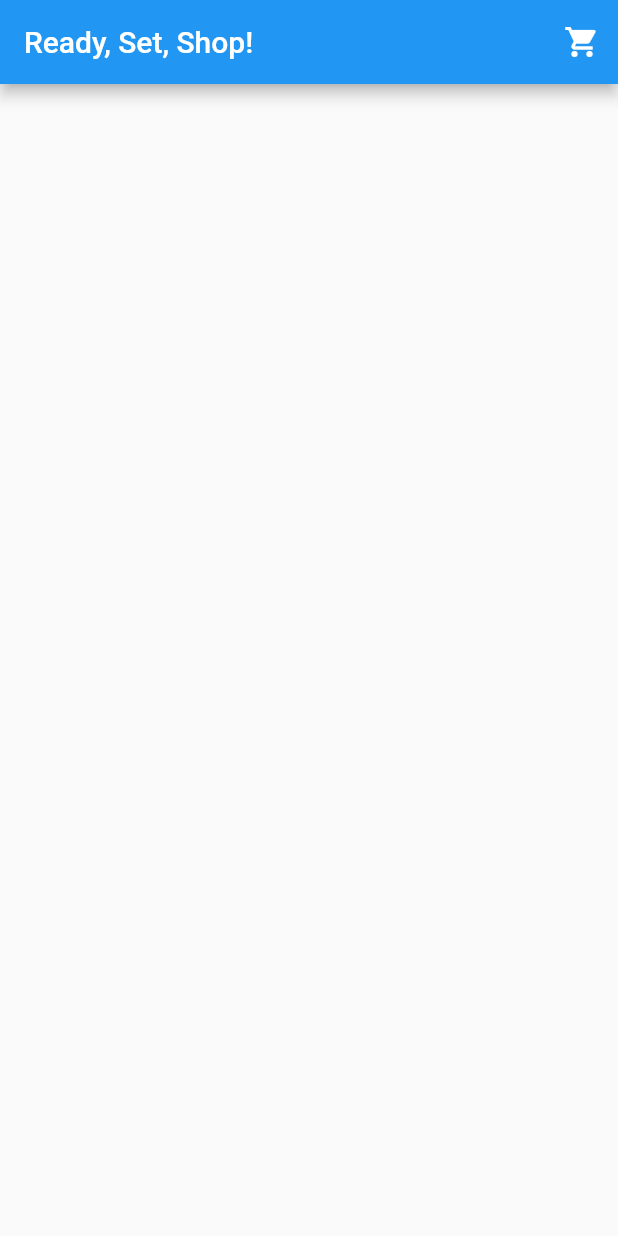
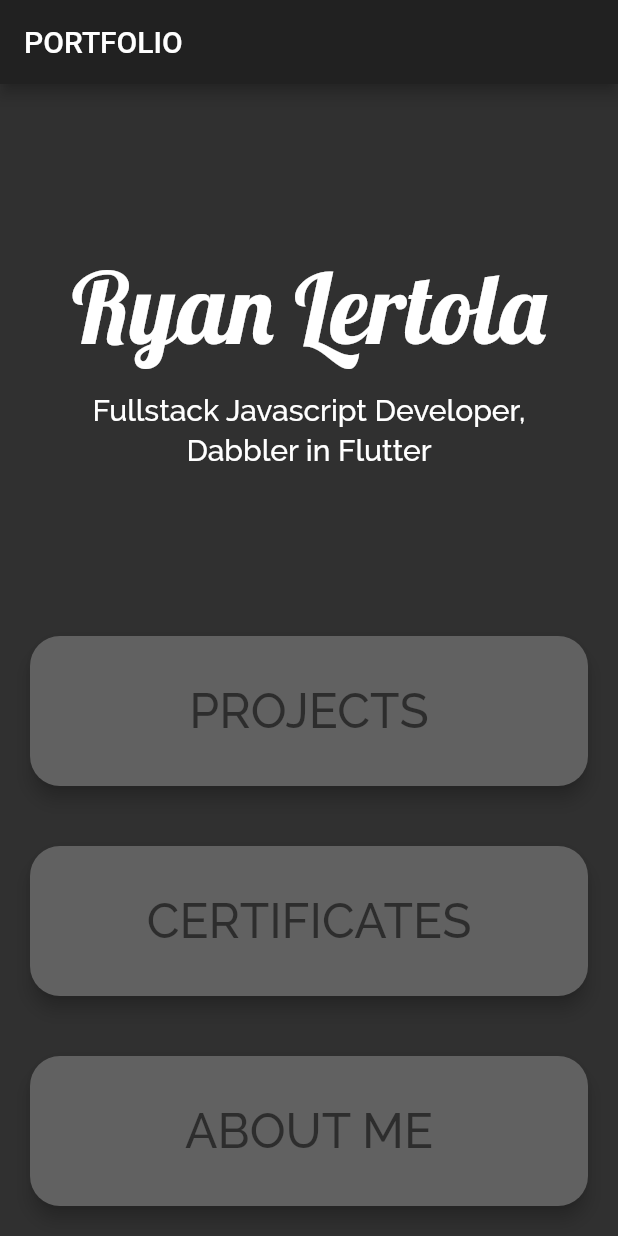
Before and after one commit to rlertola/flutter-portfolio, a Flutter app: the screen it shows after launch, on a phone screen of 412 x 824 dp. Run offline on Flutter 3.47's test engine with Material 2 defaults, Android fonts, the phone set to English and light mode, and no system bars.

Commit message:
Welcome screen

```diff
--- /dev/null
+++ b/lib/big_button.dart
@@ -0,0 +1,33 @@
+import 'package:flutter/material.dart';
+
+class BigButton extends StatelessWidget {
+  BigButton({this.title, this.onPress});
+
+  final String title;
+  final Function onPress;
+
+  @override
+  Widget build(BuildContext context) {
+    return Padding(
+      padding: EdgeInsets.all(20.0),
+      child: Material(
+        elevation: 5.0,
+        color: Colors.grey[700],
+        borderRadius: BorderRadius.circular(20.0),
+        child: MaterialButton(
+          onPressed: onPress,
+          minWidth: 380.0,
+          height: 100.0,
+          child: Text(
+            title,
+            style: TextStyle(
+              color: Colors.black54,
+              fontSize: 32.0,
+              fontFamily: 'Raleway',
+            ),
+          ),
+        ),
+      ),
+    );
+  }
+}
--- a/lib/main.dart
+++ b/lib/main.dart
@@ -1,44 +1,17 @@
-// Flutter code sample for material.AppBar.actions.1
+import 'package:flutter/material.dart';
+import 'welcome_screen.dart';
 
-// This sample shows adding an action to an [AppBar] that opens a shopping cart.
+void main() => runApp(Portfolio());
 
-import 'package:flutter/material.dart';
-
-void main() => runApp(MyApp());
-
-/// This Widget is the main application widget.
-class MyApp extends StatelessWidget {
+class Portfolio extends StatelessWidget {
   static const String _title = 'Flutter Code Sample';
 
   @override
   Widget build(BuildContext context) {
     return MaterialApp(
+      theme: ThemeData.dark(),
       title: _title,
-      home: MyStatelessWidget(),
+      home: WelcomeScreen(),
     );
   }
 }
-
-/// This is the stateless widget that the main application instantiates.
-class MyStatelessWidget extends StatelessWidget {
-  MyStatelessWidget({Key key}) : super(key: key);
-
-  @override
-  Widget build(BuildContext context) {
-    return Scaffold(
-      appBar: AppBar(
-        title: Text('Ready, Set, Shop!'),
-        actions: <Widget>[
-          IconButton(
-            icon: Icon(Icons.shopping_cart),
-            tooltip: 'Open shopping cart',
-            onPressed: () {
-              // Implement navigation to shopping cart page here...
-              print('Shopping cart opened.');
-            },
-          ),
-        ],
-      ),
-    );
-  }
-}
--- /dev/null
+++ b/lib/welcome_screen.dart
@@ -0,0 +1,71 @@
+import 'package:flutter/material.dart';
+import 'big_button.dart';
+
+class WelcomeScreen extends StatelessWidget {
+  @override
+  Widget build(BuildContext context) {
+    return Scaffold(
+      appBar: AppBar(
+        title: Text('PORTFOLIO'),
+      ),
+      body: Column(
+        mainAxisAlignment: MainAxisAlignment.center,
+        crossAxisAlignment: CrossAxisAlignment.stretch,
+        children: <Widget>[
+          Expanded(
+            child: Column(
+              mainAxisAlignment: MainAxisAlignment.center,
+              children: <Widget>[
+                Padding(
+                  padding: EdgeInsets.all(16.0),
+                  child: Text(
+                    'Ryan Lertola',
+                    style: TextStyle(
+                      fontSize: 65.0,
+                      fontFamily: 'Lobster',
+                    ),
+                  ),
+                ),
+                Padding(
+                  padding: EdgeInsets.only(bottom: 4.0),
+                  child: Text(
+                    'Fullstack Javascript Developer,',
+                    style: TextStyle(
+                      fontSize: 20.0,
+                      fontFamily: 'Raleway',
+                    ),
+                  ),
+                ),
+                Text(
+                  'Dabbler in Flutter',
+                  style: TextStyle(
+                    fontSize: 20.0,
+                    fontFamily: 'Raleway',
+                  ),
+                ),
+              ],
+            ),
+          ),
+          BigButton(
+            title: 'PROJECTS',
+            onPress: () {
+              print('projects pressed');
+            },
+          ),
+          BigButton(
+            title: 'CERTIFICATES',
+            onPress: () {
+              print('certs pressed');
+            },
+          ),
+          BigButton(
+            title: 'ABOUT ME',
+            onPress: () {
+              print('about me pressed');
+            },
+          ),
+        ],
+      ),
+    );
+  }
+}
```
Also changed, not shown: pubspec.yaml (+10 -12 lines), fonts/Lobster-Regular.ttf (added), fonts/Raleway-Medium.ttf (added), fonts/Raleway-SemiBoldItalic.ttf (added), 1 other file.
